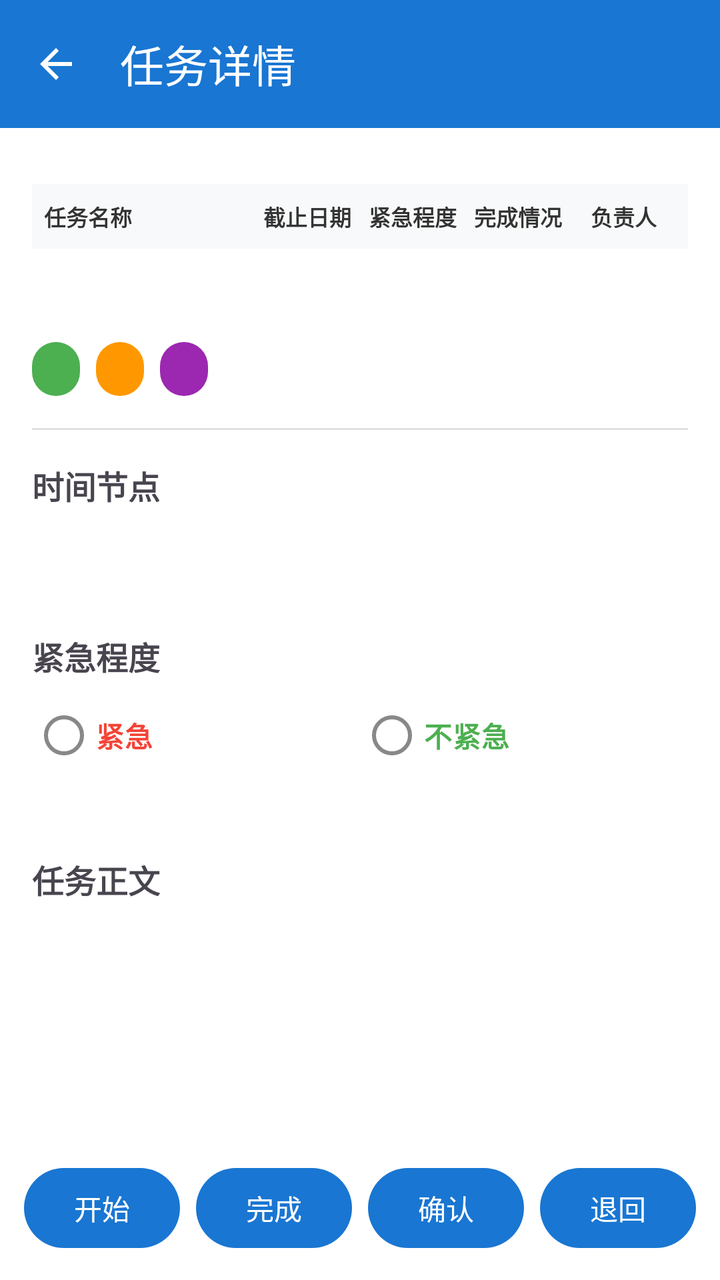
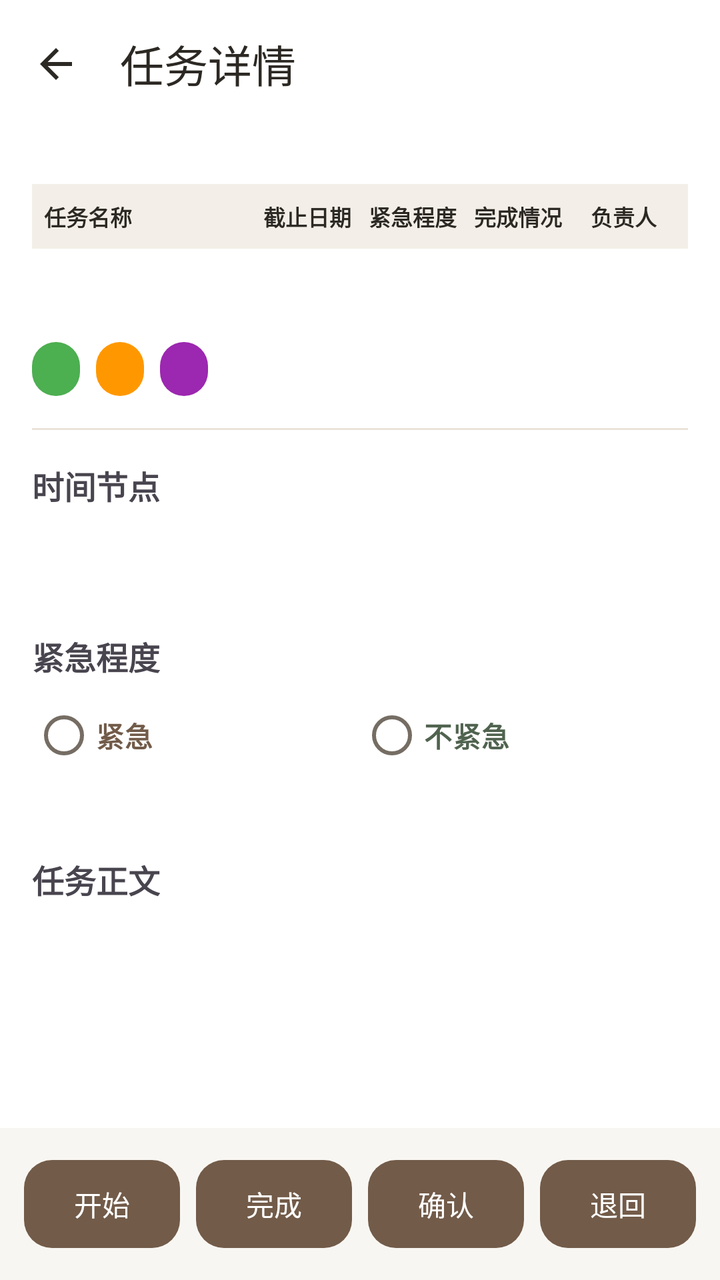

Before-and-after screenshots of an Android layout around one commit, followed by the original layout XML and the change that was made.
<!-- AndroidManifest.xml: application theme Theme.Project_Pandora -->
<!-- res/layout/activity_task_detail.xml -->
<?xml version="1.0" encoding="utf-8"?>
<layout xmlns:android="http://schemas.android.com/apk/res/android"
    xmlns:app="http://schemas.android.com/apk/res-auto">

    <data>

    </data>

    <androidx.constraintlayout.widget.ConstraintLayout
        android:layout_width="match_parent"
        android:layout_height="match_parent"
        android:background="?attr/colorSurface">

        <com.google.android.material.appbar.MaterialToolbar
            android:id="@+id/toolbar"
            android:layout_width="match_parent"
            android:layout_height="wrap_content"
            android:background="?attr/colorPrimary"
            app:title="任务详情"
            app:titleTextColor="@android:color/white"
            app:navigationIcon="@drawable/ic_back"
            app:layout_constraintTop_toTopOf="parent" />

        <ScrollView
            android:layout_width="match_parent"
            android:layout_height="0dp"
            app:layout_constraintTop_toBottomOf="@id/toolbar"
            app:layout_constraintBottom_toTopOf="@id/bottomLayout">

            <LinearLayout
                android:layout_width="match_parent"
                android:layout_height="wrap_content"
                android:orientation="vertical"
                android:padding="16dp">

                <LinearLayout
                    android:layout_width="match_parent"
                    android:layout_height="wrap_content"
                    android:orientation="horizontal"
                    android:background="#f8f9fa"
                    android:paddingHorizontal="6dp"
                    android:paddingVertical="8dp"
                    android:weightSum="6"
                    android:layout_marginTop="12dp">

                    <TextView
                        android:layout_width="0dp"
                        android:layout_height="wrap_content"
                        android:layout_weight="2"
                        android:text="任务名称"
                        android:textSize="11sp"
                        android:textStyle="bold"
                        android:textColor="@color/color_text_primary" />

                    <TextView
                        android:layout_width="0dp"
                        android:layout_height="wrap_content"
                        android:layout_weight="1"
                        android:text="截止日期"
                        android:textSize="11sp"
                        android:textStyle="bold"
                        android:textColor="@color/color_text_primary"
                        android:gravity="center" />

                    <TextView
                        android:layout_width="0dp"
                        android:layout_height="wrap_content"
                        android:layout_weight="1"
                        android:text="紧急程度"
                        android:textSize="11sp"
                        android:textStyle="bold"
                        android:textColor="@color/color_text_primary"
                        android:gravity="center" />

                    <TextView
                        android:layout_width="0dp"
                        android:layout_height="wrap_content"
                        android:layout_weight="1"
                        android:text="完成情况"
                        android:textSize="11sp"
                        android:textStyle="bold"
                        android:textColor="@color/color_text_primary"
                        android:gravity="center" />

                    
                    <TextView
                        android:layout_width="0dp"
                        android:layout_height="wrap_content"
                        android:layout_weight="1"
                        android:text="负责人"
                        android:textSize="11sp"
                        android:textStyle="bold"
                        android:textColor="@color/color_text_primary"
                        android:gravity="center" />

                </LinearLayout>

                <LinearLayout
                    android:layout_width="match_parent"
                    android:layout_height="wrap_content"
                    android:orientation="horizontal"
                    android:paddingHorizontal="6dp"
                    android:paddingVertical="8dp"
                    android:weightSum="6">

                    <TextView
                        android:id="@+id/textTaskName"
                        android:layout_width="0dp"
                        android:layout_height="wrap_content"
                        android:layout_weight="2"
                        android:textSize="13sp"
                        android:textStyle="bold"
                        android:textColor="@color/color_text_primary"
                        android:maxLines="2"
                        android:ellipsize="end" />

                    <TextView
                        android:id="@+id/textSummaryDeadline"
                        android:layout_width="0dp"
                        android:layout_height="wrap_content"
                        android:layout_weight="1"
                        android:textSize="11sp"
                        android:textColor="@color/color_text_secondary"
                        android:gravity="center"
                        android:maxLines="1"
                        android:ellipsize="end" />

                    <TextView
                        android:id="@+id/textSummaryUrgency"
                        android:layout_width="0dp"
                        android:layout_height="wrap_content"
                        android:layout_weight="1"
                        android:textSize="11sp"
                        android:gravity="center"
                        android:textColor="@android:color/white"
                        android:paddingHorizontal="4dp"
                        android:paddingVertical="2dp" />

                    <TextView
                        android:id="@+id/textSummaryCompletion"
                        android:layout_width="0dp"
                        android:layout_height="wrap_content"
                        android:layout_weight="1"
                        android:textSize="11sp"
                        android:gravity="center"
                        android:textColor="@android:color/white"
                        android:paddingHorizontal="4dp"
                        android:paddingVertical="2dp" />

                    
                    <TextView
                        android:id="@+id/textSummaryAssignee"
                        android:layout_width="0dp"
                        android:layout_height="wrap_content"
                        android:layout_weight="1"
                        android:textSize="10sp"
                        android:textColor="@color/color_text_secondary"
                        android:gravity="center"
                        android:maxLines="2"
                        android:ellipsize="end" />

                </LinearLayout>


                <LinearLayout
                    android:layout_width="match_parent"
                    android:layout_height="wrap_content"
                    android:orientation="horizontal"
                    android:layout_marginTop="12dp">

                    <TextView
                        android:id="@+id/textStatus"
                        android:layout_width="wrap_content"
                        android:layout_height="wrap_content"
                        android:paddingHorizontal="12dp"
                        android:paddingVertical="4dp"
                        android:textSize="14sp"
                        android:background="@drawable/bg_status_tag"
                        android:textColor="@android:color/white" />

                    <TextView
                        android:id="@+id/textPriority"
                        android:layout_width="wrap_content"
                        android:layout_height="wrap_content"
                        android:layout_marginStart="8dp"
                        android:paddingHorizontal="12dp"
                        android:paddingVertical="4dp"
                        android:textSize="14sp"
                        android:background="@drawable/bg_priority_tag"
                        android:textColor="@android:color/white" />

                    <TextView
                        android:id="@+id/textQuadrant"
                        android:layout_width="wrap_content"
                        android:layout_height="wrap_content"
                        android:layout_marginStart="8dp"
                        android:paddingHorizontal="12dp"
                        android:paddingVertical="4dp"
                        android:textSize="14sp"
                        android:background="@drawable/bg_quadrant_tag"
                        android:textColor="@android:color/white" />

                </LinearLayout>

                <View
                    android:layout_width="match_parent"
                    android:layout_height="1dp"
                    android:layout_marginTop="16dp"
                    android:background="#E0E0E0" />

                <TextView
                    android:layout_width="wrap_content"
                    android:layout_height="wrap_content"
                    android:layout_marginTop="16dp"
                    android:text="时间节点"
                    android:textStyle="bold"
                    android:textSize="16sp" />

                <TextView
                    android:id="@+id/textStartTime"
                    android:layout_width="match_parent"
                    android:layout_height="wrap_content"
                    android:layout_marginTop="4dp"
                    android:textSize="14sp"
                    android:textColor="@color/color_text_secondary" />

                <TextView
                    android:id="@+id/textEndTime"
                    android:layout_width="match_parent"
                    android:layout_height="wrap_content"
                    android:layout_marginTop="4dp"
                    android:textSize="14sp"
                    android:textColor="@color/color_text_secondary" />

                <TextView
                    android:layout_width="wrap_content"
                    android:layout_height="wrap_content"
                    android:layout_marginTop="16dp"
                    android:text="紧急程度"
                    android:textStyle="bold"
                    android:textSize="16sp" />

                <RadioGroup
                    android:id="@+id/radioGroupUrgency"
                    android:layout_width="match_parent"
                    android:layout_height="wrap_content"
                    android:orientation="horizontal"
                    android:layout_marginTop="4dp">

                    <RadioButton
                        android:id="@+id/radioUrgencyUrgent"
                        android:layout_width="0dp"
                        android:layout_height="wrap_content"
                        android:layout_weight="1"
                        android:text="紧急"
                        android:textSize="14sp"
                        android:textColor="#F44336"
                        android:textStyle="bold"
                        android:paddingVertical="8dp" />

                    <RadioButton
                        android:id="@+id/radioUrgencyNotUrgent"
                        android:layout_width="0dp"
                        android:layout_height="wrap_content"
                        android:layout_weight="1"
                        android:text="不紧急"
                        android:textSize="14sp"
                        android:textColor="#4CAF50"
                        android:textStyle="bold"
                        android:paddingVertical="8dp" />

                </RadioGroup>

                <TextView
                    android:id="@+id/textUrgencyHint"
                    android:layout_width="match_parent"
                    android:layout_height="wrap_content"
                    android:layout_marginTop="4dp"
                    android:textSize="12sp"
                    android:textColor="@color/color_text_secondary" />

                

                
                <TextView
                    android:layout_width="wrap_content"
                    android:layout_height="wrap_content"
                    android:layout_marginTop="16dp"
                    android:text="@string/task_content_label"
                    android:textStyle="bold"
                    android:textSize="16sp" />

                <TextView
                    android:id="@+id/textTaskContent"
                    android:layout_width="match_parent"
                    android:layout_height="wrap_content"
                    android:layout_marginTop="4dp"
                    android:textSize="14sp"
                    android:textColor="@color/color_text_primary" />

            </LinearLayout>

        </ScrollView>

        <LinearLayout
            android:id="@+id/bottomLayout"
            android:layout_width="match_parent"
            android:layout_height="wrap_content"
            android:orientation="horizontal"
            android:padding="8dp"
            android:background="@color/color_bg_page"
            app:layout_constraintBottom_toBottomOf="parent">

            <com.google.android.material.button.MaterialButton
                android:id="@+id/btnStart"
                android:layout_width="0dp"
                android:layout_height="wrap_content"
                android:layout_weight="1"
                android:layout_margin="4dp"
                android:text="开始"
                android:textSize="14sp" />

            
            <com.google.android.material.button.MaterialButton
                android:id="@+id/btnReopen"
                android:layout_width="0dp"
                android:layout_height="wrap_content"
                android:layout_weight="1"
                android:layout_margin="4dp"
                android:text="@string/btn_reopen_task"
                android:textSize="14sp"
                android:visibility="gone" />

            <com.google.android.material.button.MaterialButton
                android:id="@+id/btnComplete"
                android:layout_width="0dp"
                android:layout_height="wrap_content"
                android:layout_weight="1"
                android:layout_margin="4dp"
                android:text="完成"
                android:textSize="14sp" />

            <com.google.android.material.button.MaterialButton
                android:id="@+id/btnConfirm"
                android:layout_width="0dp"
                android:layout_height="wrap_content"
                android:layout_weight="1"
                android:layout_margin="4dp"
                android:text="确认"
                android:textSize="14sp" />

            <com.google.android.material.button.MaterialButton
                android:id="@+id/btnReject"
                android:layout_width="0dp"
                android:layout_height="wrap_content"
                android:layout_weight="1"
                android:layout_margin="4dp"
                android:text="退回"
                android:textSize="14sp" />

            <com.google.android.material.button.MaterialButton
                android:id="@+id/btnDelete"
                android:layout_width="0dp"
                android:layout_height="wrap_content"
                android:layout_weight="1"
                android:layout_margin="4dp"
                android:text="删除"
                android:textSize="14sp"
                android:backgroundTint="#F44336"
                android:visibility="gone" />

        </LinearLayout>

        <ProgressBar
            android:id="@+id/progressBar"
            android:layout_width="wrap_content"
            android:layout_height="wrap_content"
            android:visibility="gone"
            app:layout_constraintTop_toTopOf="parent"
            app:layout_constraintBottom_toBottomOf="parent"
            app:layout_constraintStart_toStartOf="parent"
            app:layout_constraintEnd_toEndOf="parent" />

    </androidx.constraintlayout.widget.ConstraintLayout>
</layout>
<!-- resources referenced by this layout -->
<resources>
  <color name="color_bg_page">#FFFFFFFF</color>
  <color name="color_text_primary">#FF333333</color>
  <color name="color_text_secondary">#FF888888</color>
  <style name="Base.Theme.Project_Pandora" parent="Theme.Material3.DayNight.NoActionBar">
          
          <item name="colorPrimary">@color/color_calendar_today</item>
          <item name="colorOnPrimary">@color/white</item>
          <item name="colorSurface">@color/color_bg_page</item>
          <item name="colorOnSurface">@color/color_text_primary</item>
          <item name="colorOnSurfaceVariant">@color/color_text_secondary</item>
          <item name="android:colorBackground">@color/color_bg_page</item>
          <item name="android:textColorPrimary">@color/color_text_primary</item>
          <item name="android:textColorSecondary">@color/color_text_secondary</item>
      </style>
  <color name="color_calendar_today">#FF1976D2</color>
  <color name="white">#FFFFFFFF</color>
  <!-- unchanged entries left out for length: 7 -->
</resources>

<!-- the commit's change to res/layout/activity_task_detail.xml (unified diff, before → after) -->
@@ -15,11 +15,14 @@
             android:id="@+id/toolbar"
             android:layout_width="match_parent"
             android:layout_height="wrap_content"
-            android:background="?attr/colorPrimary"
+            android:background="@color/color_surface"
             app:title="任务详情"
-            app:titleTextColor="@android:color/white"
+            app:titleTextColor="@color/color_text_primary"
             app:navigationIcon="@drawable/ic_back"
-            app:layout_constraintTop_toTopOf="parent" />
+            app:layout_constraintTop_toTopOf="parent"
+            style="@style/Widget.Pandora.Toolbar"
+            app:navigationIconTint="@color/color_text_primary"
+            android:elevation="0dp" />
 
         <ScrollView
             android:layout_width="match_parent"
@@ -37,7 +40,7 @@
                     android:layout_width="match_parent"
                     android:layout_height="wrap_content"
                     android:orientation="horizontal"
-                    android:background="#f8f9fa"
+                    android:background="@color/color_surface_soft"
                     android:paddingHorizontal="6dp"
                     android:paddingVertical="8dp"
                     android:weightSum="6"
@@ -206,7 +209,7 @@
                     android:layout_width="match_parent"
                     android:layout_height="1dp"
                     android:layout_marginTop="16dp"
-                    android:background="#E0E0E0" />
+                    android:background="@color/color_divider" />
 
                 <TextView
                     android:layout_width="wrap_content"
@@ -254,7 +257,7 @@
                         android:layout_weight="1"
                         android:text="紧急"
                         android:textSize="14sp"
-                        android:textColor="#F44336"
+                        android:textColor="@color/color_accent"
                         android:textStyle="bold"
                         android:paddingVertical="8dp" />
 
@@ -265,7 +268,7 @@
                         android:layout_weight="1"
                         android:text="不紧急"
                         android:textSize="14sp"
-                        android:textColor="#4CAF50"
+                        android:textColor="@color/color_success"
                         android:textStyle="bold"
                         android:paddingVertical="8dp" />
 
@@ -318,7 +321,8 @@
                 android:layout_weight="1"
                 android:layout_margin="4dp"
                 android:text="开始"
-                android:textSize="14sp" />
+                android:textSize="14sp"
+                android:textColor="@color/color_on_accent" />
 
             
             <com.google.android.material.button.MaterialButton
@@ -329,7 +333,8 @@
                 android:layout_margin="4dp"
                 android:text="@string/btn_reopen_task"
                 android:textSize="14sp"
-                android:visibility="gone" />
+                android:visibility="gone"
+                android:textColor="@color/color_on_accent" />
 
             <com.google.android.material.button.MaterialButton
                 android:id="@+id/btnComplete"
@@ -338,7 +343,8 @@
                 android:layout_weight="1"
                 android:layout_margin="4dp"
                 android:text="完成"
-                android:textSize="14sp" />
+                android:textSize="14sp"
+                android:textColor="@color/color_on_accent" />
 
             <com.google.android.material.button.MaterialButton
                 android:id="@+id/btnConfirm"
@@ -347,7 +353,8 @@
                 android:layout_weight="1"
                 android:layout_margin="4dp"
                 android:text="确认"
-                android:textSize="14sp" />
+                android:textSize="14sp"
+                android:textColor="@color/color_on_accent" />
 
             <com.google.android.material.button.MaterialButton
                 android:id="@+id/btnReject"
@@ -356,7 +363,8 @@
                 android:layout_weight="1"
                 android:layout_margin="4dp"
                 android:text="退回"
-                android:textSize="14sp" />
+                android:textSize="14sp"
+                android:textColor="@color/color_on_accent" />
 
             <com.google.android.material.button.MaterialButton
                 android:id="@+id/btnDelete"
@@ -366,8 +374,9 @@
                 android:layout_margin="4dp"
                 android:text="删除"
                 android:textSize="14sp"
-                android:backgroundTint="#F44336"
-                android:visibility="gone" />
+                android:backgroundTint="@color/color_error"
+                android:visibility="gone"
+                android:textColor="@color/color_on_accent" />
 
         </LinearLayout>
 
<!-- resource entries referenced after the edit -->
@@ -1,21 +1,178 @@
 <!-- resources referenced by this layout -->
 <resources>
-  <color name="color_bg_page">#FFFFFFFF</color>
-  <color name="color_text_primary">#FF333333</color>
-  <color name="color_text_secondary">#FF888888</color>
+  <color name="color_accent">#725B49</color>
+  <color name="color_bg_page">#F8F6F2</color>
+  <color name="color_divider">#E9E3DA</color>
+  <color name="color_error">#A1473A</color>
+  <color name="color_on_accent">#FFFFFF</color>
+  <color name="color_success">#50634F</color>
+  <color name="color_surface">#FFFFFF</color>
+  <color name="color_surface_soft">#F3EFE8</color>
+  <color name="color_text_primary">#2C2823</color>
+  <color name="color_text_secondary">#756D63</color>
+  <style name="Widget.Pandora.Toolbar" parent="Widget.Material3.Toolbar">
+          <item name="android:background">@color/color_surface</item>
+          <item name="android:minHeight">64dp</item>
+          <item name="android:elevation">0dp</item>
+          <item name="titleTextAppearance">@style/TextAppearance.Pandora.Title</item>
+          <item name="titleTextColor">@color/color_text_primary</item>
+          <item name="subtitleTextColor">@color/color_text_secondary</item>
+          <item name="navigationIconTint">@color/color_text_primary</item>
+          <item name="contentInsetStart">20dp</item>
+          <item name="contentInsetEnd">16dp</item>
+      </style>
+  <style name="TextAppearance.Pandora.Title" parent="TextAppearance.Material3.TitleLarge">
+          <item name="android:fontFamily">sans-serif-medium</item>
+          <item name="android:textSize">22sp</item>
+          <item name="android:textColor">@color/color_text_primary</item>
+      </style>
   <style name="Base.Theme.Project_Pandora" parent="Theme.Material3.DayNight.NoActionBar">
           
-          <item name="colorPrimary">@color/color_calendar_today</item>
-          <item name="colorOnPrimary">@color/white</item>
-          <item name="colorSurface">@color/color_bg_page</item>
+          <item name="colorPrimary">@color/color_accent</item>
+          <item name="colorOnPrimary">@color/color_on_accent</item>
+          <item name="colorPrimaryContainer">@color/color_accent_soft</item>
+          <item name="colorOnPrimaryContainer">@color/color_text_primary</item>
+          <item name="colorSecondary">@color/color_accent</item>
+          <item name="colorOnSecondary">@color/color_on_accent</item>
+          <item name="colorSecondaryContainer">@color/color_accent_soft</item>
+          <item name="colorOnSecondaryContainer">@color/color_text_primary</item>
+          <item name="colorTertiary">@color/color_accent</item>
+          <item name="colorOnTertiary">@color/color_on_accent</item>
+          <item name="colorTertiaryContainer">@color/color_accent_soft</item>
+          <item name="colorOnTertiaryContainer">@color/color_text_primary</item>
+          <item name="colorSurface">@color/color_surface</item>
           <item name="colorOnSurface">@color/color_text_primary</item>
           <item name="colorOnSurfaceVariant">@color/color_text_secondary</item>
+          <item name="colorSurfaceVariant">@color/color_surface_soft</item>
+          <item name="colorSurfaceContainerLowest">@color/color_surface</item>
+          <item name="colorSurfaceContainerLow">@color/color_surface</item>
+          <item name="colorSurfaceContainer">@color/color_surface_soft</item>
+          <item name="colorSurfaceContainerHigh">@color/color_surface_soft</item>
+          <item name="colorSurfaceContainerHighest">@color/color_accent_soft</item>
+          <item name="colorOutline">@color/color_border_strong</item>
+          <item name="colorOutlineVariant">@color/color_divider</item>
+          <item name="colorError">@color/color_error</item>
+          <item name="colorOnError">@color/color_on_accent</item>
+          <item name="colorErrorContainer">@color/color_error_surface</item>
+          <item name="colorOnErrorContainer">@color/color_error</item>
+          <item name="colorControlHighlight">@color/color_accent_soft</item>
           <item name="android:colorBackground">@color/color_bg_page</item>
+          <item name="android:windowBackground">@color/color_bg_page</item>
           <item name="android:textColorPrimary">@color/color_text_primary</item>
           <item name="android:textColorSecondary">@color/color_text_secondary</item>
+          <item name="android:fontFamily">sans-serif</item>
+          <item name="fontFamily">sans-serif</item>
+          <item name="textAppearanceBodyLarge">@style/TextAppearance.Pandora.Body</item>
+          <item name="textAppearanceBodyMedium">@style/TextAppearance.Pandora.BodySmall</item>
+          <item name="textAppearanceTitleLarge">@style/TextAppearance.Pandora.Title</item>
+          <item name="textAppearanceLabelLarge">@style/TextAppearance.Pandora.Label</item>
+          <item name="materialButtonStyle">@style/Widget.Pandora.Button</item>
+          <item name="materialButtonOutlinedStyle">@style/Widget.Pandora.Button.Outlined</item>
+          <item name="materialCardViewStyle">@style/Widget.Pandora.Card</item>
+          <item name="cardViewStyle">@style/Widget.Pandora.LegacyCard</item>
+          <item name="toolbarStyle">@style/Widget.Pandora.Toolbar</item>
+          <item name="textInputStyle">@style/Widget.Pandora.TextInput</item>
+          <item name="tabStyle">@style/Widget.Pandora.Tabs</item>
+          <item name="chipStyle">@style/Widget.Pandora.Chip</item>
+          <item name="bottomNavigationStyle">@style/Widget.Pandora.BottomNavigation</item>
+          <item name="floatingActionButtonStyle">@style/Widget.Pandora.Fab</item>
       </style>
-  <color name="color_calendar_today">#FF1976D2</color>
-  <color name="white">#FFFFFFFF</color>
+  <color name="color_accent_soft">#EEE6DC</color>
+  <color name="color_border_strong">#BDB0A0</color>
+  <color name="color_error_surface">#F8EAE5</color>
+  <style name="TextAppearance.Pandora.Body" parent="TextAppearance.Material3.BodyLarge">
+          <item name="android:fontFamily">sans-serif</item>
+          <item name="android:textSize">16sp</item>
+          <item name="android:textColor">@color/color_text_primary</item>
+      </style>
+  <style name="TextAppearance.Pandora.BodySmall" parent="TextAppearance.Material3.BodyMedium">
+          <item name="android:textSize">14sp</item>
+          <item name="android:textColor">@color/color_text_secondary</item>
+      </style>
+  <style name="TextAppearance.Pandora.Label" parent="TextAppearance.Material3.LabelLarge">
+          <item name="android:fontFamily">sans-serif-medium</item>
+          <item name="android:textSize">14sp</item>
+          <item name="android:letterSpacing">0</item>
+          <item name="android:textAllCaps">false</item>
+      </style>
+  <style name="Widget.Pandora.Button" parent="Widget.Material3.Button">
+          <item name="cornerRadius">14dp</item>
+          <item name="android:minHeight">52dp</item>
+          <item name="android:textAppearance">@style/TextAppearance.Pandora.Label</item>
+          <item name="android:textAllCaps">false</item>
+          <item name="android:stateListAnimator">@null</item>
+      </style>
+  <style name="Widget.Pandora.Button.Outlined" parent="Widget.Material3.Button.OutlinedButton">
+          <item name="cornerRadius">14dp</item>
+          <item name="strokeColor">@color/color_border_strong</item>
+          <item name="android:minHeight">48dp</item>
+          <item name="android:textAppearance">@style/TextAppearance.Pandora.Label</item>
+          <item name="android:textAllCaps">false</item>
+      </style>
+  <style name="Widget.Pandora.Card" parent="Widget.MaterialComponents.CardView">
+          <item name="cardBackgroundColor">@color/color_surface</item>
+          <item name="cardCornerRadius">18dp</item>
+          <item name="cardElevation">0dp</item>
+          <item name="strokeColor">@color/color_divider</item>
+          <item name="strokeWidth">1dp</item>
+      </style>
+  <style name="Widget.Pandora.LegacyCard" parent="CardView">
+          <item name="cardBackgroundColor">@color/color_surface</item>
+          <item name="cardCornerRadius">18dp</item>
+          <item name="cardElevation">1dp</item>
+      </style>
+  <style name="Widget.Pandora.TextInput" parent="Widget.Material3.TextInputLayout.OutlinedBox">
+          <item name="boxBackgroundColor">@color/color_surface</item>
+          <item name="boxStrokeColor">@color/pandora_input_stroke</item>
+          <item name="hintTextColor">@color/color_accent</item>
+          <item name="android:textColorHint">@color/color_text_secondary</item>
+          <item name="boxCornerRadiusTopStart">12dp</item>
+          <item name="boxCornerRadiusTopEnd">12dp</item>
+          <item name="boxCornerRadiusBottomStart">12dp</item>
+          <item name="boxCornerRadiusBottomEnd">12dp</item>
+          <item name="boxStrokeWidth">1dp</item>
+          <item name="boxStrokeWidthFocused">2dp</item>
+      </style>
+  <style name="Widget.Pandora.Tabs" parent="Widget.Material3.TabLayout">
+          <item name="android:background">@color/color_surface</item>
+          <item name="tabTextAppearance">@style/TextAppearance.Pandora.Label</item>
+          <item name="tabTextColor">@color/color_text_secondary</item>
+          <item name="tabSelectedTextColor">@color/color_accent</item>
+          <item name="tabIndicatorColor">@color/color_accent</item>
+          <item name="tabIndicatorHeight">2dp</item>
+          <item name="tabRippleColor">@color/color_accent_soft</item>
+      </style>
+  <style name="Widget.Pandora.Chip" parent="Widget.Material3.Chip.Filter">
+          <item name="chipBackgroundColor">@color/pandora_chip_background</item>
+          <item name="android:textColor">@color/pandora_chip_text</item>
+          <item name="chipStrokeColor">@color/color_divider</item>
+          <item name="chipStrokeWidth">1dp</item>
+          <item name="chipCornerRadius">12dp</item>
+          <item name="ensureMinTouchTargetSize">true</item>
+      </style>
+  <style name="Widget.Pandora.BottomNavigation" parent="Widget.Material3.BottomNavigationView">
+          <item name="android:background">@color/color_surface</item>
+          <item name="elevation">0dp</item>
+          <item name="itemIconSize">23dp</item>
+          <item name="itemIconTint">@color/bottom_nav_color_selector</item>
+          <item name="itemTextColor">@color/bottom_nav_color_selector</item>
+          <item name="itemTextAppearanceActive">@style/TextAppearance.Pandora.Navigation</item>
+          <item name="itemTextAppearanceInactive">@style/TextAppearance.Pandora.Navigation</item>
+          <item name="itemActiveIndicatorStyle">@style/Widget.Pandora.NavIndicator</item>
+      </style>
+  <style name="Widget.Pandora.Fab" parent="Widget.Material3.FloatingActionButton.Primary">
+          <item name="backgroundTint">@color/color_accent</item>
+          <item name="tint">@color/color_on_accent</item>
+          <item name="elevation">2dp</item>
+      </style>
+  <style name="TextAppearance.Pandora.Navigation" parent="TextAppearance.Material3.LabelMedium">
+          <item name="android:fontFamily">sans-serif-medium</item>
+          <item name="android:textSize">12sp</item>
+          <item name="android:letterSpacing">0</item>
+      </style>
+  <style name="Widget.Pandora.NavIndicator" parent="Widget.Material3.BottomNavigationView.ActiveIndicator">
+          <item name="android:color">@color/color_accent_soft</item>
+      </style>
   <!-- unchanged entries left out for length: 7 -->
 </resources>
 
